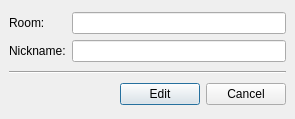
First picture: the form in preferences_bookmarks.ui, repository xmpp-graveyard/jabbim, before the edit.
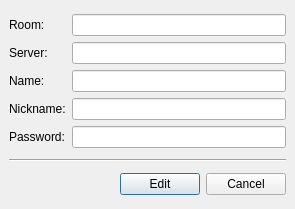
Second picture: the form after the edit.

The edit to the form file:
```diff
--- a/preferences_bookmarks.ui
+++ b/preferences_bookmarks.ui
@@ -6,7 +6,7 @@
     <x>0</x>
     <y>0</y>
     <width>295</width>
-    <height>119</height>
+    <height>209</height>
    </rect>
   </property>
   <property name="windowTitle" >
@@ -86,6 +86,20 @@
          </property>
         </widget>
        </item>
+       <item>
+        <widget class="QLabel" name="label_3" >
+         <property name="text" >
+          <string>Server:</string>
+         </property>
+        </widget>
+       </item>
+       <item>
+        <widget class="QLabel" name="label_4" >
+         <property name="text" >
+          <string>Name:</string>
+         </property>
+        </widget>
+       </item>
        <item>
         <widget class="QLabel" name="label_2" >
          <property name="text" >
@@ -93,6 +107,13 @@
          </property>
         </widget>
        </item>
+       <item>
+        <widget class="QLabel" name="label_5" >
+         <property name="text" >
+          <string>Password:</string>
+         </property>
+        </widget>
+       </item>
       </layout>
      </item>
      <item>
@@ -106,9 +127,18 @@
        <item>
         <widget class="QLineEdit" name="room" />
        </item>
+       <item>
+        <widget class="QLineEdit" name="server" />
+       </item>
+       <item>
+        <widget class="QLineEdit" name="name" />
+       </item>
        <item>
         <widget class="QLineEdit" name="nickname" />
        </item>
+       <item>
+        <widget class="QLineEdit" name="password" />
+       </item>
       </layout>
      </item>
     </layout>
```
